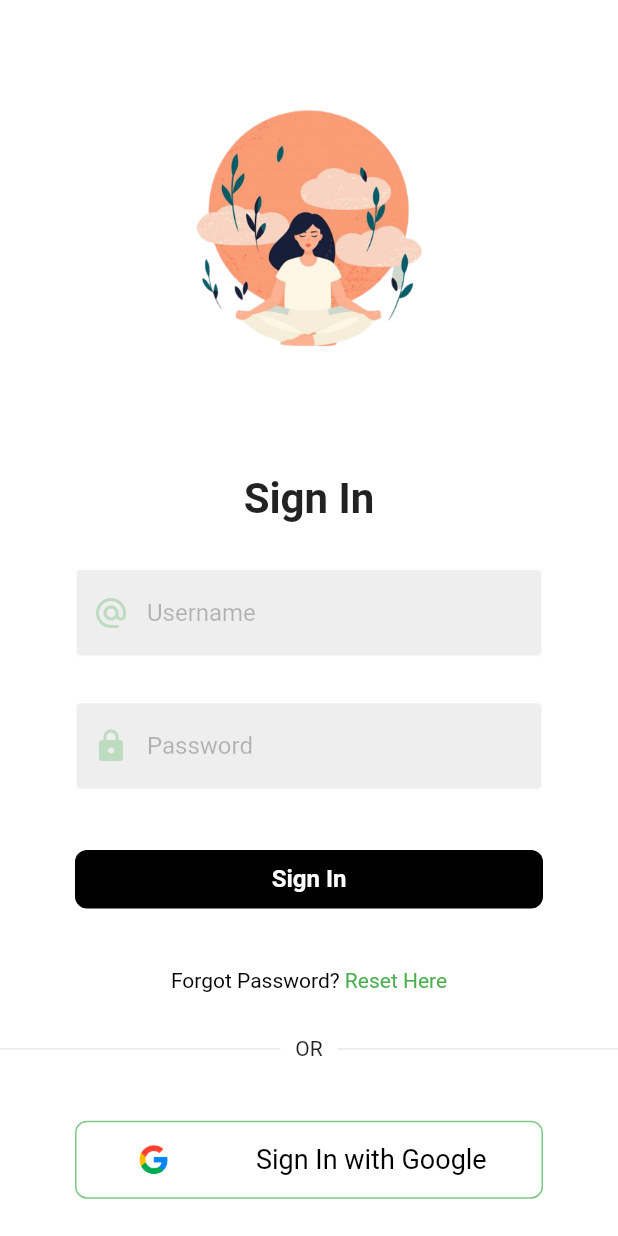
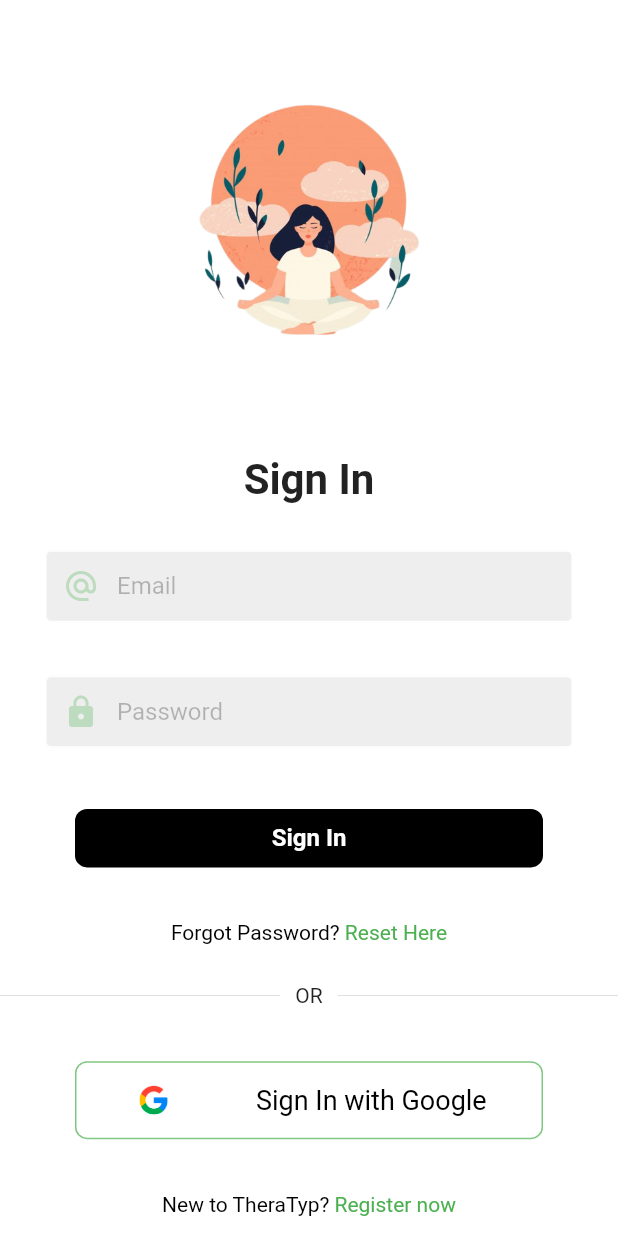
Before and after one commit to albrox9/theratyp2, a Flutter app: the screen it shows after launch, on a phone screen of 412 x 824 dp. Run offline on Flutter 3.47's test engine with Material 2 defaults, Android fonts, the phone set to English and light mode, and no system bars.

Commit message:
Interfaz primera parte terminada

```diff
--- a/lib/my_app.dart
+++ b/lib/my_app.dart
@@ -1,7 +1,10 @@
 import 'package:flutter/cupertino.dart';
 import 'package:flutter/material.dart';
-import 'package:theratyp/ui/pages/login_view/login_view.dart';
-import 'package:theratyp/ui/pages/splash_view.dart';
+import 'package:theratyp/ui/pages/initial_screens/forgot_password.dart';
+import 'package:theratyp/ui/pages/initial_screens/home_view.dart';
+import 'package:theratyp/ui/pages/initial_screens/sign_in.dart';
+import 'package:theratyp/ui/pages/initial_screens/sign_up.dart';
+import 'package:theratyp/ui/pages/initial_screens/splash_view.dart';
 
 class MyApp extends StatelessWidget {
   const MyApp({super.key});
@@ -14,16 +17,15 @@
         primarySwatch: Colors.teal,
         visualDensity: VisualDensity.adaptivePlatformDensity,
       ),
-      home: LoginView(),
       debugShowCheckedModeBanner: false,
-
-      /*title: 'Welcome to The Adventurer',
       initialRoute: '/login_view',
       routes: {
         '/splash_view': (context) => const SplashView(),
-        '/login_view': (context) => const LoginView(),
+        '/login_view': (context) => LoginView(),
+        '/sign_up': (context) => SignUp(),
         '/home_view': (context) => const HomeView(),
-      },*/
+        '/forgot_password': (context) => const ForgotPassword(),
+      },
     );
   }
 }
--- a/lib/ui/pages/login_view/login_view.dart
+++ b/lib/ui/pages/initial_screens/sign_in.dart
@@ -1,10 +1,12 @@
 import 'package:flutter/material.dart';
-import 'package:theratyp/ui/pages/home_view.dart';
-import 'package:theratyp/ui/pages/login_view/components/background_image.dart';
-import 'package:theratyp/ui/pages/login_view/components/button_google.dart';
+import 'package:theratyp/ui/pages/initial_screens/forgot_password.dart';
+import 'package:theratyp/ui/pages/initial_screens/home_view.dart';
+import 'package:theratyp/ui/pages/initial_screens/widget_initial/background_image.dart';
+import 'package:theratyp/ui/pages/initial_screens/widget_initial/button_google.dart';
 import 'package:theratyp/ui/widget/button.dart';
 
 import '../../widget/input_text.dart';
+import 'sign_up.dart';
 
 class LoginView extends StatelessWidget {
   final userController = TextEditingController();
@@ -14,7 +16,6 @@
 
   @override
   Widget build(BuildContext context) {
-    Size size = MediaQuery.of(context).size;
 
     return Scaffold(
       backgroundColor: Colors.white,
@@ -25,7 +26,9 @@
           crossAxisAlignment: CrossAxisAlignment.center,
           children: [
             const Flexible(
-              child: BackgroundImage(),
+              child: BackgroundImage(
+                url: 'assets/images/login.png',
+              ),
             ),
             const Flexible(
               child: Text(
@@ -38,7 +41,7 @@
             ),
             InputText(
               controller: userController,
-              shintText: 'Username',
+              shintText: 'Email',
               bObscureText: false,
               icon: Icons.alternate_email,
             ),
@@ -50,13 +53,14 @@
             ),
             Button(
               onTap: () {
+                //TODO VER SI HAY QUE CAMBIAR RUTA HACIA LA HOME
                 Navigator.push(context,
-                    MaterialPageRoute(builder: (context) => HomeView()));
-              },
+                    MaterialPageRoute(builder: (context) => const HomeView()));
+              }, name: 'Sign In',
             ),
             GestureDetector(
               onTap: () {
-                //TODO: NAVIGATOR PANTALLA FORGOT PASSWORD
+                Navigator.push(context, MaterialPageRoute(builder: (context)=> const ForgotPassword()));
               },
               child: const Text.rich(TextSpan(children: [
                 TextSpan(
@@ -78,9 +82,22 @@
             ),
             ButtonGoogle(
               onTap: () {
-                Navigator.push(context,
-                    MaterialPageRoute(builder: (context) => HomeView()));
+                //TODO IMPLEMENTAR LA RUTA DE GOOGLE
+              }, name: 'Sign In with Google',
+            ),
+            GestureDetector(
+              onTap: () {
+                Navigator.push(
+                    context, MaterialPageRoute(builder: (context) => SignUp()));
               },
+              child: const Text.rich(TextSpan(children: [
+                TextSpan(
+                    text: 'New to TheraTyp? ',
+                    style: TextStyle(color: Colors.black)),
+                TextSpan(
+                    text: 'Register now',
+                    style: TextStyle(color: Colors.green)),
+              ])),
             ),
           ],
         ),
--- a/lib/ui/pages/splash_view.dart
+++ b/lib/ui/pages/initial_screens/splash_view.dart
@@ -43,6 +43,11 @@
                 mainAxisAlignment: MainAxisAlignment.spaceEvenly,
                 mainAxisSize: MainAxisSize.max,
                 children: [
+                  const Text("Welcome to Theratyp!",
+                      style: TextStyle(
+                          color: Colors.green,
+                          fontSize: 23,
+                          fontWeight: FontWeight.bold)),
                   const Image(
                     image: AssetImage('assets/images/onboarding4.png'),
                   ),
@@ -50,7 +55,6 @@
                       style: TextStyle(
                           color: Colors.green,
                           fontSize: 23,
-                          fontStyle: FontStyle.italic,
                           fontWeight: FontWeight.bold)),
                   CircularProgressIndicator(
                     value: controller.value,
--- a/lib/ui/pages/login_view/components/background_image.dart
+++ b/lib/ui/pages/initial_screens/widget_initial/background_image.dart
@@ -2,7 +2,10 @@
 import 'package:flutter/material.dart';
 
 class BackgroundImage extends StatelessWidget {
-  const BackgroundImage({Key? key}) : super(key: key);
+
+  final String url;
+
+  const BackgroundImage({Key? key, required this.url, }) : super(key: key);
 
   @override
   Widget build(BuildContext context) {
@@ -11,7 +14,8 @@
 
     return Container(
       height: size.height* 0.5,
-      child: Image.asset('assets/images/login.png'),
+      width: size.width * 0.5,
+      child: Image.asset(url),
     );
   }
 }
--- a/lib/ui/pages/login_view/components/button_google.dart
+++ b/lib/ui/pages/initial_screens/widget_initial/button_google.dart
@@ -2,10 +2,14 @@
 import 'package:flutter/material.dart';
 
 class ButtonGoogle extends StatelessWidget {
+  final Function() onTap;
+  final String name;
 
-  final Function() onTap;
-
-  const ButtonGoogle({super.key, required this.onTap,});
+  const ButtonGoogle({
+    super.key,
+    required this.onTap,
+    required this.name,
+  });
 
   @override
   Widget build(BuildContext context) {
@@ -18,21 +22,25 @@
         ),
         padding: const EdgeInsets.all(10),
         margin: const EdgeInsets.symmetric(horizontal: 50, vertical: 10),
-
         child: Row(
           mainAxisAlignment: MainAxisAlignment.spaceAround,
           children: [
             SizedBox(
               height: 30,
-              child: Image.asset('assets/images/google.jpg',),
+              child: Image.asset(
+                'assets/images/google.jpg',
+              ),
             ),
-            Text('Sign In with Google', style: TextStyle(
-              color: Colors.black,
-              fontSize: 18.0,
-            ),)
+            Text(
+              name,
+              style: const TextStyle(
+                color: Colors.black,
+                fontSize: 18.0,
+              ),
+            )
           ],
-          ),
         ),
+      ),
     );
   }
 }
--- a/lib/ui/widget/button.dart
+++ b/lib/ui/widget/button.dart
@@ -4,8 +4,9 @@
 class Button extends StatelessWidget {
 
   final Function() onTap;
+  final String name;
 
-  const Button({super.key, required this.onTap});
+  const Button({super.key, required this.onTap, required this.name});
 
   @override
   Widget build(BuildContext context) {
@@ -18,10 +19,9 @@
           color: Colors.black,
           borderRadius: BorderRadius.circular(8.0),
         ),
-        child: const Center(
-          child: Text(
-            "Sign In",
-            style: TextStyle(
+        child: Center(
+          child: Text(name,
+            style: const TextStyle(
               fontWeight: FontWeight.bold,
               fontSize: 16,
               color: Colors.white,
--- a/lib/ui/widget/input_text.dart
+++ b/lib/ui/widget/input_text.dart
@@ -18,12 +18,13 @@
   @override
   Widget build(BuildContext context) {
     return Container(
-      padding: const EdgeInsets.symmetric(horizontal: 50.0),
+      padding: const EdgeInsets.symmetric(horizontal: 30.0, vertical: 5),
       child: TextFormField(
         cursorColor: Colors.black.withOpacity(.5),
         controller: controller,
         obscureText: bObscureText,
         decoration: InputDecoration(
+          contentPadding: EdgeInsets.symmetric(vertical: 10),
           prefixIcon: Icon(icon, color: Colors.green.withOpacity(0.3),),
           enabledBorder: const OutlineInputBorder(
             borderSide: BorderSide(color: Colors.white),
--- a/pubspec.yaml
+++ b/pubspec.yaml
@@ -35,6 +35,8 @@
   # The following adds the Cupertino Icons font to your application.
   # Use with the CupertinoIcons class for iOS style icons.
   cupertino_icons: ^1.0.2
+  flutter_staggered_grid_view: ^0.6.2
+  http: ^0.13.5
 
 dev_dependencies:
   flutter_test:
@@ -68,6 +70,7 @@
      - assets/images/onboarding1.jpg
      - assets/images/onboarding4.png
      - assets/images/onboarding5.jpg
+     - assets/images/forgot.png
 
   # An image asset can refer to one or more resolution-specific "variants", see
   # https://flutter.dev/assets-and-images/#resolution-aware
```
Also changed, not shown: lib/ui/pages/home_view.dart (deleted, +0 -13 lines), lib/ui/pages/initial_screens/forgot_password.dart (added, +66 -0 lines), lib/ui/pages/initial_screens/home_view.dart (added, +82 -0 lines), lib/ui/pages/initial_screens/sign_up.dart (added, +98 -0 lines), lib/ui/widget/masonry_layout.dart (added, +30 -0 lines), assets/images/forgot.png (added), pubspec.lock.
